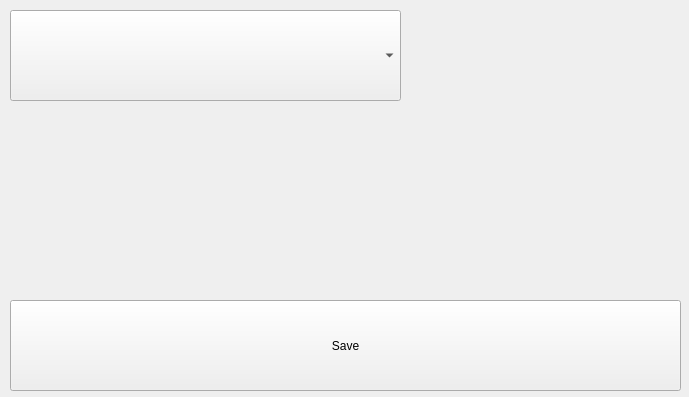
arcean/wlan-navi, file settings.ui: the form before one commit.
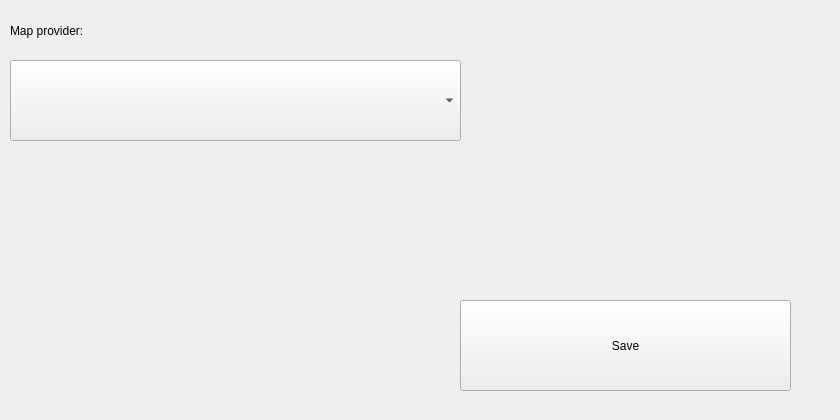
The form after the commit.

What changed in the file:
```diff
--- a/settings.ui
+++ b/settings.ui
@@ -1,34 +1,48 @@
 <?xml version="1.0" encoding="UTF-8"?>
 <ui version="4.0">
- <class>Form</class>
- <widget class="QWidget" name="Form">
+ <class>Settings</class>
+ <widget class="QMainWindow" name="Settings">
   <property name="geometry">
    <rect>
     <x>0</x>
     <y>0</y>
-    <width>689</width>
-    <height>397</height>
+    <width>840</width>
+    <height>420</height>
    </rect>
   </property>
   <property name="windowTitle">
    <string>Form</string>
   </property>
-  <widget class="QComboBox" name="mapProviderCB">
+  <widget class="QWidget" name="centralwidget">
+   <widget class="QLabel" name="label">
    <property name="geometry">
     <rect>
      <x>10</x>
      <y>10</y>
-     <width>391</width>
-     <height>91</height>
+      <width>451</width>
+      <height>41</height>
+     </rect>
+    </property>
+    <property name="text">
+     <string>Map provider:</string>
+    </property>
+   </widget>
+   <widget class="QComboBox" name="mapProviderCB">
+    <property name="geometry">
+     <rect>
+      <x>10</x>
+      <y>60</y>
+      <width>451</width>
+      <height>81</height>
     </rect>
    </property>
   </widget>
   <widget class="QPushButton" name="saveButton">
    <property name="geometry">
     <rect>
-     <x>10</x>
+      <x>460</x>
      <y>300</y>
-     <width>671</width>
+      <width>331</width>
      <height>91</height>
     </rect>
    </property>
@@ -37,6 +51,7 @@
    </property>
   </widget>
  </widget>
+ </widget>
  <resources/>
  <connections/>
 </ui>
```
Left out of the diff: 21 changed lines with no effect on the pictures. Lines whose indentation alone changed are shown as unchanged.
